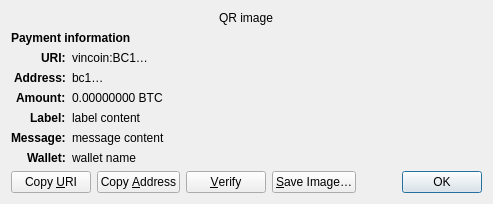
vexy/bitcoin, file src/qt/forms/receiverequestdialog.ui: the form before one commit.
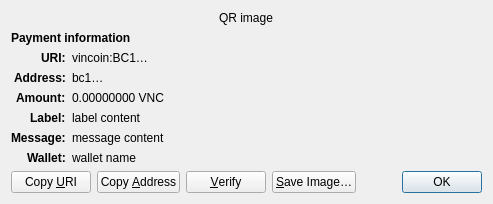
The form after the commit. Custom widgets are drawn as their Qt base class.

The edit to the form file:
```diff
--- a/src/qt/forms/receiverequestdialog.ui
+++ b/src/qt/forms/receiverequestdialog.ui
@@ -126,7 +126,7 @@
    <item row="4" column="1" alignment="Qt::AlignTop">
     <widget class="QLabel" name="amount_content">
      <property name="text">
-      <string notr="true">0.00000000 BTC</string>
+      <string notr="true">0.00000000 VNC</string>
      </property>
      <property name="textFormat">
       <enum>Qt::PlainText</enum>
```
